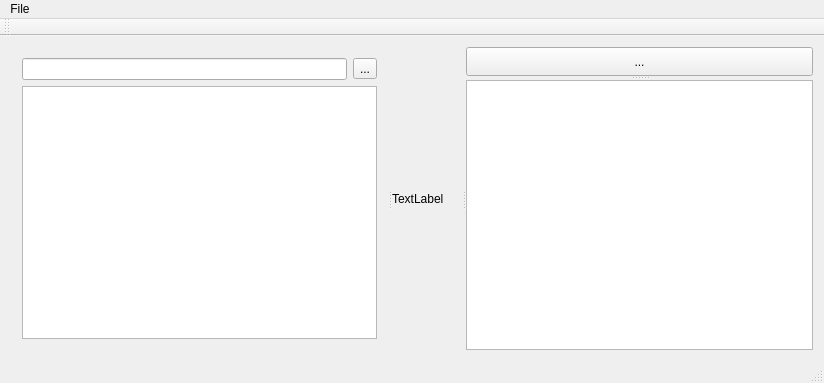
This is mainwindow.ui in marmeladema/faceReplacer as Qt 5 draws it before an edit. The edited form follows.
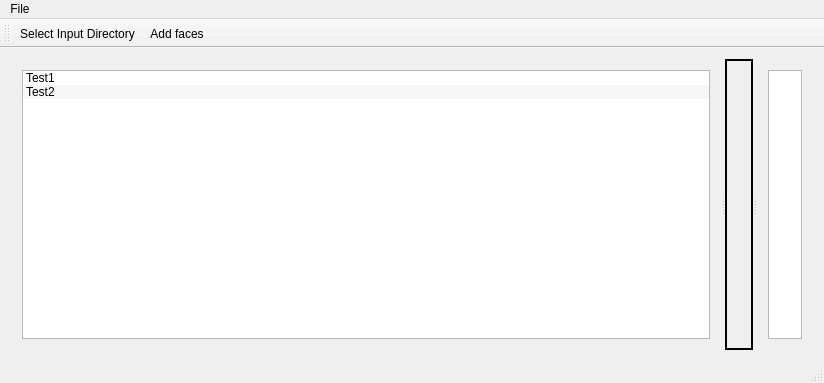
This is the edited form. Custom widgets are drawn as their Qt base class.

What changed in the file:
```diff
--- a/mainwindow.ui
+++ b/mainwindow.ui
@@ -14,9 +14,9 @@
    <string>MainWindow</string>
   </property>
   <widget class="QWidget" name="centralWidget">
-   <layout class="QGridLayout" name="gridLayout_2">
+   <layout class="QGridLayout" name="gridLayout">
     <item row="0" column="0">
-     <widget class="QSplitter" name="splitter_2">
+     <widget class="QSplitter" name="splitter">
       <property name="sizePolicy">
        <sizepolicy hsizetype="Minimum" vsizetype="Preferred">
         <horstretch>0</horstretch>
@@ -26,29 +26,53 @@
       <property name="orientation">
        <enum>Qt::Horizontal</enum>
       </property>
-      <widget class="QWidget" name="">
-       <layout class="QGridLayout" name="gridLayout">
+      <widget class="QWidget" name="layoutWidget">
+       <layout class="QVBoxLayout" name="verticalLayout_2">
         <property name="sizeConstraint">
          <enum>QLayout::SetMinimumSize</enum>
         </property>
-        <item row="0" column="0">
-         <widget class="QLineEdit" name="lineEdit"/>
-        </item>
-        <item row="0" column="1">
-         <widget class="QToolButton" name="toolButton">
-          <property name="text">
-           <string>...</string>
-          </property>
-         </widget>
-        </item>
-        <item row="1" column="0" colspan="2">
-         <widget class="QListWidget" name="listWidget">
+        <item>
+         <widget class="QFrameListWidget" name="frameListWidget">
           <property name="sizePolicy">
            <sizepolicy hsizetype="Minimum" vsizetype="Expanding">
             <horstretch>0</horstretch>
             <verstretch>0</verstretch>
            </sizepolicy>
           </property>
+          <property name="dragEnabled">
+           <bool>true</bool>
+          </property>
+          <property name="dragDropOverwriteMode">
+           <bool>false</bool>
+          </property>
+          <property name="dragDropMode">
+           <enum>QAbstractItemView::InternalMove</enum>
+          </property>
+          <property name="defaultDropAction">
+           <enum>Qt::MoveAction</enum>
+          </property>
+          <property name="alternatingRowColors">
+           <bool>true</bool>
+          </property>
+          <property name="selectionMode">
+           <enum>QAbstractItemView::ExtendedSelection</enum>
+          </property>
+          <property name="movement">
+           <enum>QListView::Snap</enum>
+          </property>
+          <property name="sortingEnabled">
+           <bool>false</bool>
+          </property>
+          <item>
+           <property name="text">
+            <string>Test1</string>
+           </property>
+          </item>
+          <item>
+           <property name="text">
+            <string>Test2</string>
+           </property>
+          </item>
          </widget>
         </item>
        </layout>
@@ -60,27 +84,38 @@
          <verstretch>0</verstretch>
         </sizepolicy>
        </property>
+       <property name="frameShape">
+        <enum>QFrame::WinPanel</enum>
+       </property>
+       <property name="frameShadow">
+        <enum>QFrame::Plain</enum>
+       </property>
        <property name="text">
-        <string>TextLabel</string>
+        <string/>
        </property>
       </widget>
-      <widget class="QSplitter" name="splitter">
-       <property name="orientation">
-        <enum>Qt::Vertical</enum>
-       </property>
-       <widget class="QToolButton" name="toolButton_2">
-        <property name="text">
-         <string>...</string>
+      <widget class="QWidget" name="layoutWidget">
+       <layout class="QVBoxLayout" name="verticalLayout">
+        <property name="sizeConstraint">
+         <enum>QLayout::SetMinimumSize</enum>
         </property>
-       </widget>
-       <widget class="QListView" name="listView">
-        <property name="sizePolicy">
-         <sizepolicy hsizetype="Minimum" vsizetype="Expanding">
-          <horstretch>0</horstretch>
-          <verstretch>0</verstretch>
-         </sizepolicy>
-        </property>
-       </widget>
+        <item>
+         <widget class="QListView" name="listView">
+          <property name="enabled">
+           <bool>true</bool>
+          </property>
+          <property name="sizePolicy">
+           <sizepolicy hsizetype="Ignored" vsizetype="Expanding">
+            <horstretch>0</horstretch>
+            <verstretch>0</verstretch>
+           </sizepolicy>
+          </property>
+          <property name="frameShape">
+           <enum>QFrame::StyledPanel</enum>
+          </property>
+         </widget>
+        </item>
+       </layout>
       </widget>
      </widget>
     </item>
@@ -115,6 +150,8 @@
    <attribute name="toolBarBreak">
     <bool>false</bool>
    </attribute>
+   <addaction name="actionSelect_input_dir"/>
+   <addaction name="actionAdd_faces"/>
   </widget>
   <widget class="QStatusBar" name="statusBar"/>
   <action name="actionNew_project">
@@ -144,6 +181,13 @@
   </action>
  </widget>
  <layoutdefault spacing="6" margin="11"/>
+ <customwidgets>
+  <customwidget>
+   <class>QFrameListWidget</class>
+   <extends>QListWidget</extends>
+   <header>qframelistwidget.h</header>
+  </customwidget>
+ </customwidgets>
  <resources/>
  <connections/>
 </ui>
```
